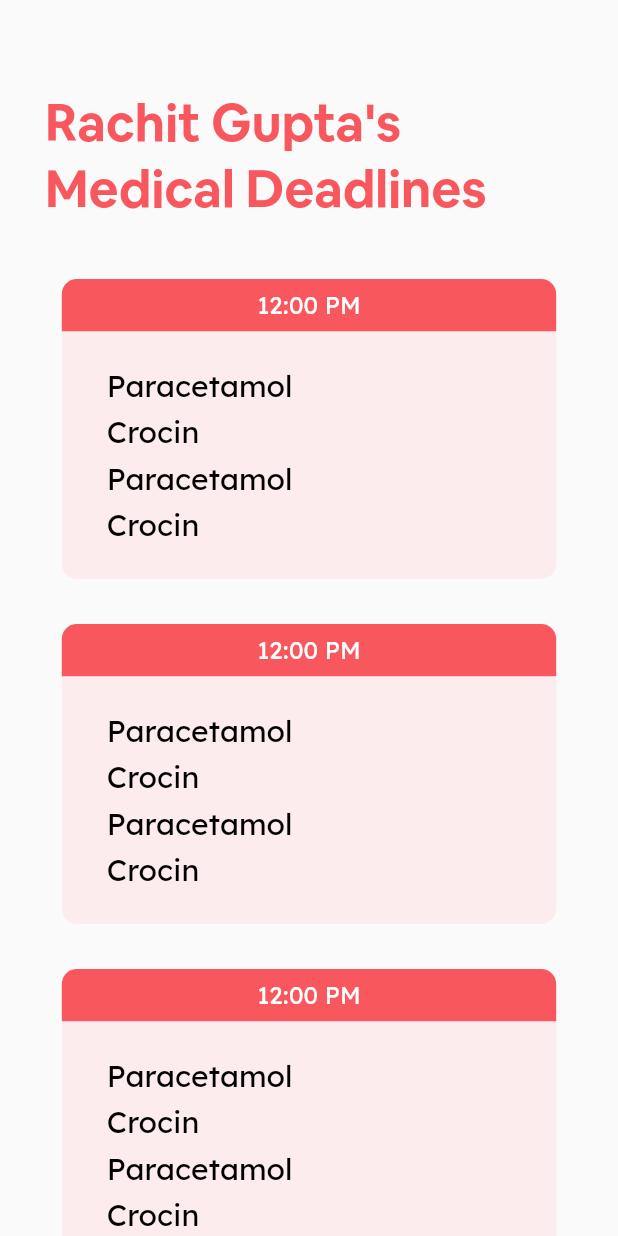
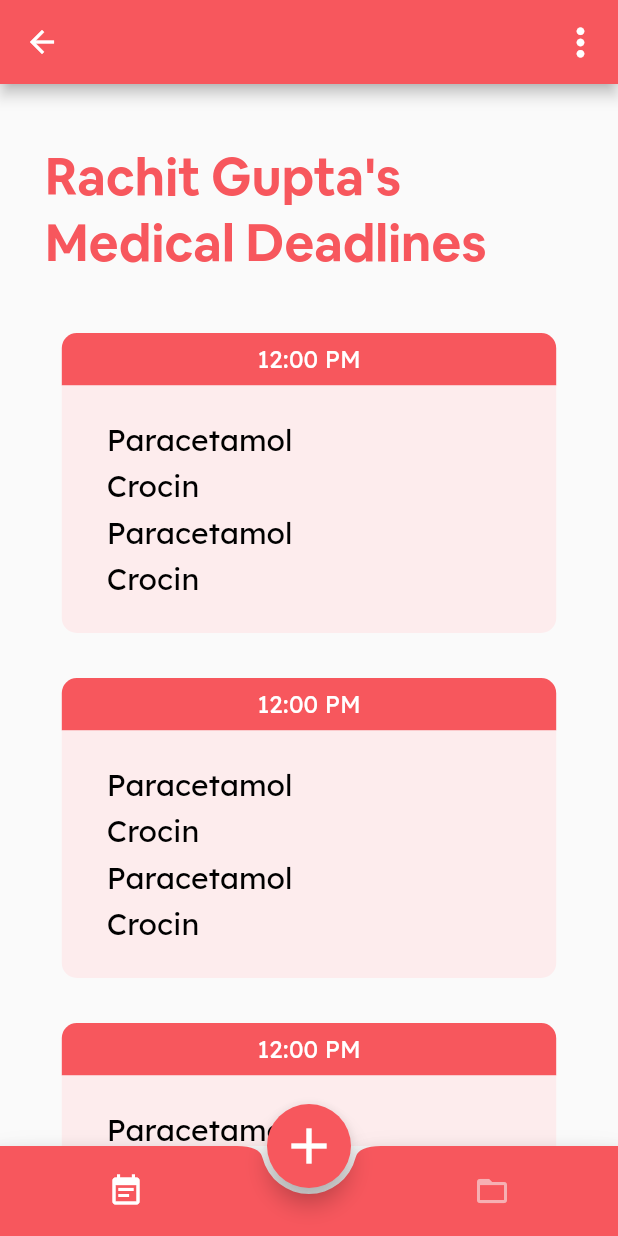
Before and after one commit to MLH-Fellowship/soochit, a Flutter app: the HomePatient screen opened by its route, on a phone screen of 412 x 824 dp. Run offline on Flutter 3.47's test engine with Material 2 defaults, Android fonts, the phone set to English and light mode, and no system bars; our stand-ins replace firebase_auth, flutter_mobx, mobx; missing offline and left inert: numeric_keyboard; accounts and stored records are empty; generated files the repository leaves out were written again; network calls fail.

Commit message:
ui: bottom navigations for patient and doctor + refactored file and class names (#16)
* ui: bottom navigations for patient and doctor

* corrected the homeRoute

* corrected screen IDs

* med deadlines ID fix

```diff
--- a/lib/global/myDimens.dart
+++ b/lib/global/myDimens.dart
@@ -15,6 +15,7 @@ class MyDimens {
   static const double double_30 = 30;
   static const double double_35 = 35;
   static const double double_40 = 40;
+  static const double double_60 = 60;
   static const double double_70 = 70;
   static const double double_100 = 100;
   static const double double_200 = 200;
--- a/lib/pages/patient-specific/homePatient.dart
+++ b/lib/pages/patient-specific/homePatient.dart
@@ -1,9 +1,8 @@
 import 'package:flutter/material.dart';
 import 'package:soochit/global/myColors.dart';
 import 'package:soochit/global/myDimens.dart';
-import 'package:soochit/global/mySpaces.dart';
-import 'package:soochit/global/myStrings.dart';
-import 'package:soochit/widgets/medicineDeadlineReminder.dart';
+import 'package:soochit/pages/patient-specific/medicineDeadlines.dart';
+import 'package:soochit/pages/patient-specific/prescriptionHistory.dart';
 
 class HomePatient extends StatefulWidget {
   static String id = "homePatient";
@@ -12,39 +11,58 @@ class HomePatient extends StatefulWidget {
 }
 
 class _HomePatientState extends State<HomePatient> {
+  int pageIndex = 0;
+  int firstIconColorInt = 0;
+  int secondIconColorInt = 1;
+  List _currentPage = [
+    MedicineDeadlines(), PrescriptionHistory()
+  ];
+  List _iconColors = [
+    MyColors.white, MyColors.lightPink
+  ];
+
   @override
   Widget build(BuildContext context) {
     return Scaffold(
-      body: SafeArea(
-        child: SingleChildScrollView(
-          child: Container(
-            margin: EdgeInsets.all(MyDimens.double_30),
-            child: Column(
-              children: [
-                MySpaces.vMediumGapInBetween,
-                Text(
-                  MyStrings.patientMedDeadlines, style: Theme.of(context).textTheme.headline4.copyWith(color: MyColors.primaryColor, fontFamily: 'airbnb'),
-                ),
-                MySpaces.vLargeGapInBetween,
-                Column(
-                  children: [
-                    MedicineDeadlineReminder(),
-                    MySpaces.vMediumGapInBetween,
-                    MedicineDeadlineReminder(),
-                    MySpaces.vMediumGapInBetween,
-                    MedicineDeadlineReminder(),
-                    MySpaces.vMediumGapInBetween,
-                    MedicineDeadlineReminder(),
-                    MySpaces.vMediumGapInBetween,
-                    MedicineDeadlineReminder(),
-                    MySpaces.vMediumGapInBetween,
-                  ],
-                )
+      body: _currentPage[pageIndex],
+      appBar: AppBar(
+        backgroundColor: MyColors.primaryColor,
+        actions: [
+          Padding(
+            padding: EdgeInsets.only(right: MyDimens.double_10),
+            child: Icon(Icons.more_vert, size: MyDimens.double_30),
+          )
+        ],
+      ),
+      bottomNavigationBar: BottomAppBar(
+        clipBehavior: Clip.antiAliasWithSaveLayer,
+        shape: CircularNotchedRectangle(),
+        child: Container(
+          height: MyDimens.double_60,
+          child: Padding(
+            padding: EdgeInsets.symmetric(horizontal: MyDimens.double_60),
+            child: Row(
+              mainAxisSize: MainAxisSize.max,
+              mainAxisAlignment: MainAxisAlignment.spaceBetween,
+              children: <Widget>[
+                IconButton(icon: Icon(Icons.event_note, color: _iconColors[firstIconColorInt],), onPressed: () {setState(() {
+                  pageIndex = 0;
+                  firstIconColorInt = 0;
+                  secondIconColorInt = 1;
+                });},),
+                IconButton(icon: Icon(Icons.folder_open, color: _iconColors[secondIconColorInt]), onPressed: () {setState(() {
+                  pageIndex = 1;
+                  firstIconColorInt = 1;
+                  secondIconColorInt = 0;
+                });},),
               ],
             ),
           ),
-        )
+          color: MyColors.primaryColor,
+        ),
       ),
+      floatingActionButtonLocation: FloatingActionButtonLocation.centerDocked,
+      floatingActionButton: FloatingActionButton(onPressed: () {}, backgroundColor: MyColors.primaryColor, child: Icon(Icons.add, size: 40),),
     );
   }
 }
--- /dev/null
+++ b/lib/pages/patient-specific/medicineDeadlines.dart
@@ -0,0 +1,50 @@
+import 'package:flutter/material.dart';
+import 'package:soochit/global/myColors.dart';
+import 'package:soochit/global/myDimens.dart';
+import 'package:soochit/global/mySpaces.dart';
+import 'package:soochit/global/myStrings.dart';
+import 'package:soochit/widgets/medicineDeadlineReminder.dart';
+
+class MedicineDeadlines extends StatefulWidget {
+  static String id = "medicineDeadlines";
+  @override
+  _MedicineDeadlinesState createState() => _MedicineDeadlinesState();
+}
+
+class _MedicineDeadlinesState extends State<MedicineDeadlines> {
+  @override
+  Widget build(BuildContext context) {
+    return Scaffold(
+      body: SafeArea(
+        child: SingleChildScrollView(
+          child: Container(
+            margin: EdgeInsets.symmetric(vertical: MyDimens.double_10, horizontal: MyDimens.double_30),
+            child: Column(
+              children: [
+                MySpaces.vMediumGapInBetween,
+                Text(
+                  MyStrings.patientMedDeadlines, style: Theme.of(context).textTheme.headline4.copyWith(color: MyColors.primaryColor, fontFamily: 'airbnb'),
+                ),
+                MySpaces.vLargeGapInBetween,
+                Column(
+                  children: [
+                    MedicineDeadlineReminder(),
+                    MySpaces.vMediumGapInBetween,
+                    MedicineDeadlineReminder(),
+                    MySpaces.vMediumGapInBetween,
+                    MedicineDeadlineReminder(),
+                    MySpaces.vMediumGapInBetween,
+                    MedicineDeadlineReminder(),
+                    MySpaces.vMediumGapInBetween,
+                    MedicineDeadlineReminder(),
+                    MySpaces.vMediumGapInBetween,
+                  ],
+                )
+              ],
+            ),
+          ),
+        )
+      ),
+    );
+  }
+}
--- a/lib/pages/patient-specific/prescriptionHistory.dart
+++ b/lib/pages/patient-specific/prescriptionHistory.dart
@@ -18,7 +18,7 @@ class _PrescriptionHistoryState extends State<PrescriptionHistory> {
       body: SafeArea(
         child: SingleChildScrollView(
           child: Container(
-            margin: EdgeInsets.all(MyDimens.double_30),
+            margin: EdgeInsets.symmetric(vertical: MyDimens.double_10, horizontal: MyDimens.double_30),
             child: Column(
               children: [
                 MySpaces.vMediumGapInBetween,
@@ -43,7 +43,6 @@ class _PrescriptionHistoryState extends State<PrescriptionHistory> {
                     PrescriptionHistoryCard(),
                     MySpaces.vSmallGapInBetween,
                     PrescriptionHistoryCard()
-
                   ],
                 )
               ],
```
Also changed, not shown: lib/main.dart (+10 -5 lines), lib/pages/doctor-specific/doctorProfile.dart (added, +14 -0 lines), lib/pages/doctor-specific/homeDoctor.dart (+47 -49 lines), lib/pages/doctor-specific/patientHistory.dart (added, +70 -0 lines).
